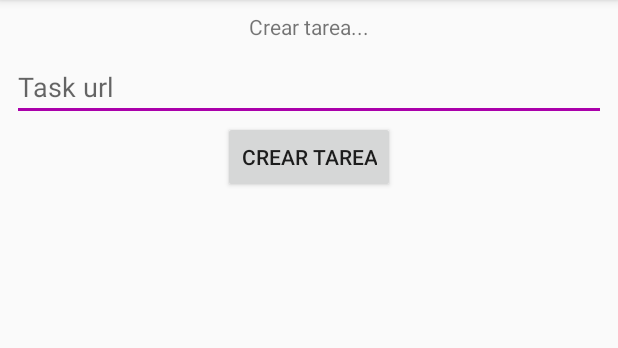
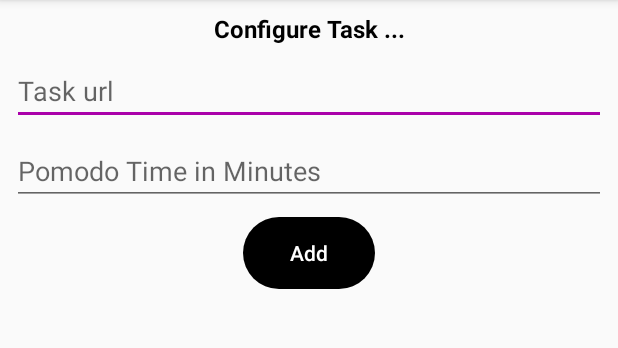
Before and after one commit to hamorillo/MorcillaConfHackathon2019, an Android app: the NewTaskActivity screen opened directly, with no data from a screen before it, on a phone screen of 412 x 824 dp, the part 84-432 px from its top. Run offline under Robolectric (Android 15) with nearby library versions, the phone set to English and light mode, and no system bars; our stand-ins replace Firebase (no records; nobody signed in at launch, a user with empty details on screens opened directly); 1 statement that could not run was skipped.

```diff
--- a/AndroidApp/app/build.gradle
+++ b/AndroidApp/app/build.gradle
@@ -33,6 +33,7 @@ dependencies {
     implementation 'com.google.firebase:firebase-auth:19.0.0'
     implementation 'com.google.firebase:firebase-firestore:21.0.0'
     implementation 'com.google.firebase:firebase-messaging:20.0.0'
+    implementation 'com.google.android.material:material:1.0.0'
     testImplementation 'junit:junit:4.12'
     androidTestImplementation 'androidx.test:runner:1.2.0'
     androidTestImplementation 'androidx.test.espresso:espresso-core:3.2.0'
--- a/AndroidApp/app/src/main/java/com/bankmorcillaconf/app/ScheduledNotificationService.kt
+++ b/AndroidApp/app/src/main/java/com/bankmorcillaconf/app/ScheduledNotificationService.kt
@@ -31,7 +31,7 @@ class ScheduledNotificationService : JobService() {
                 .setContentText(originUser)
                 .setVibrate(LongArray(0))
                 .setPriority(NotificationCompat.PRIORITY_HIGH)
-                .setSmallIcon(android.R.drawable.ic_menu_camera)
+                .setSmallIcon(R.drawable.send_notification_ic)
                 .setAutoCancel(true)
 
             notificationManager.notify(Random().nextInt(), notificationBuilder.build())
--- a/AndroidApp/app/src/main/java/com/bankmorcillaconf/app/model/Task.kt
+++ b/AndroidApp/app/src/main/java/com/bankmorcillaconf/app/model/Task.kt
@@ -2,4 +2,6 @@ package com.bankmorcillaconf.app.model
 
 data class Task(val id: String,
                 val url: String,
-                val description: String)
+                val pomodoTimeMillis: Long,
+                val description: String,
+                val creationDate: Long?)
--- a/AndroidApp/app/src/main/res/layout/new_task_activity.xml
+++ b/AndroidApp/app/src/main/res/layout/new_task_activity.xml
@@ -10,11 +10,14 @@
     <TextView android:id="@+id/titleAddTaskTextView"
               android:layout_width="wrap_content"
               android:layout_height="wrap_content"
+              android:textColor="@android:color/black"
+              android:textSize="16sp"
+              android:textStyle="bold"
               app:layout_constraintTop_toTopOf="parent"
               app:layout_constraintStart_toStartOf="parent"
               android:layout_marginTop="8dp"
               app:layout_constraintEnd_toEndOf="parent"
-              android:text="Crear tarea..."/>
+              android:text="Configure Task ..."/>
 
     <EditText android:id="@+id/taskUrlEditText"
               android:layout_width="match_parent"
@@ -28,16 +31,31 @@
               android:layout_marginEnd="8dp"
               android:layout_marginBottom="8dp"/>
 
+    <EditText android:id="@+id/taskPomodoTimeEditText"
+              android:layout_width="match_parent"
+              android:layout_height="wrap_content"
+              android:layout_marginTop="8dp"
+              android:hint="Pomodo Time in Minutes"
+              android:inputType="number"
+              app:layout_constraintTop_toBottomOf="@+id/taskUrlEditText"
+              app:layout_constraintStart_toStartOf="parent"
+              android:layout_marginStart="8dp"
+              app:layout_constraintEnd_toEndOf="parent"
+              android:layout_marginEnd="8dp"
+              android:layout_marginBottom="8dp"/>
+
     <Button android:layout_width="wrap_content"
             android:layout_height="wrap_content"
             android:layout_marginBottom="8dp"
-            android:text="Crear tarea"
+            android:text="Add"
+            style="@style/ButtonBlack"
             android:id="@+id/addTaskButton"
-            app:layout_constraintTop_toBottomOf="@id/taskUrlEditText"
+            app:layout_constraintTop_toBottomOf="@id/taskPomodoTimeEditText"
             app:layout_constraintEnd_toEndOf="parent"
-            android:layout_marginEnd="8dp" app:layout_constraintStart_toStartOf="parent"
+            android:layout_marginEnd="8dp"
+            android:layout_marginTop="8dp"
+            app:layout_constraintStart_toStartOf="parent"
             android:layout_marginStart="8dp"/>
-
 
     <TextView android:id="@+id/myTasksTextView"
               android:layout_width="wrap_content"
--- a/AndroidApp/app/src/main/res/layout/user_activity.xml
+++ b/AndroidApp/app/src/main/res/layout/user_activity.xml
@@ -68,6 +68,7 @@
             android:layout_height="wrap_content"
             android:src="@drawable/send_notification_ic"
             android:layout_marginStart="24dp"
+            android:layout_marginEnd="24dp"
             app:layout_constraintStart_toEndOf="@+id/statusTextView"
             app:layout_constraintTop_toTopOf="@+id/statusTextView"/>
 
--- a/AndroidApp/app/src/main/res/menu/home_menu.xml
+++ b/AndroidApp/app/src/main/res/menu/home_menu.xml
@@ -1,5 +1,9 @@
 <?xml version="1.0" encoding="utf-8"?>
 <menu xmlns:android="http://schemas.android.com/apk/res/android">
+    <item android:id="@+id/newTask"
+          android:title="@string/new_task" />
+    <item android:id="@+id/my_profile"
+          android:title="@string/my_profile" />
     <item android:id="@+id/logout"
           android:title="@string/logout" />
 </menu>
--- a/AndroidApp/app/src/main/res/values/strings.xml
+++ b/AndroidApp/app/src/main/res/values/strings.xml
@@ -5,4 +5,6 @@
     <string name="login_button">Sign In</string>
     <string name="notification_title">They need you!</string>
     <string name="logout">Logout</string>
+    <string name="new_task">New Task</string>
+    <string name="my_profile">My profile</string>
 </resources>
```
Also changed, not shown: AndroidApp/app/src/main/java/com/bankmorcillaconf/app/HomeActivity.kt (+44 -18 lines), AndroidApp/app/src/main/java/com/bankmorcillaconf/app/ui/NewTaskActivity.kt (+10 -1 lines), AndroidApp/app/src/main/res/layout/home_activity.xml (+0 -12 lines).
